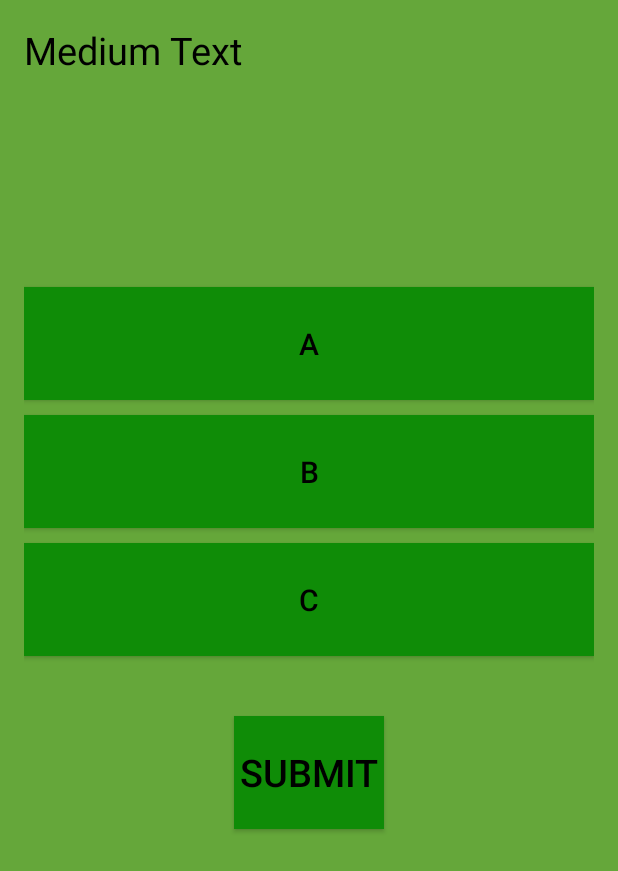
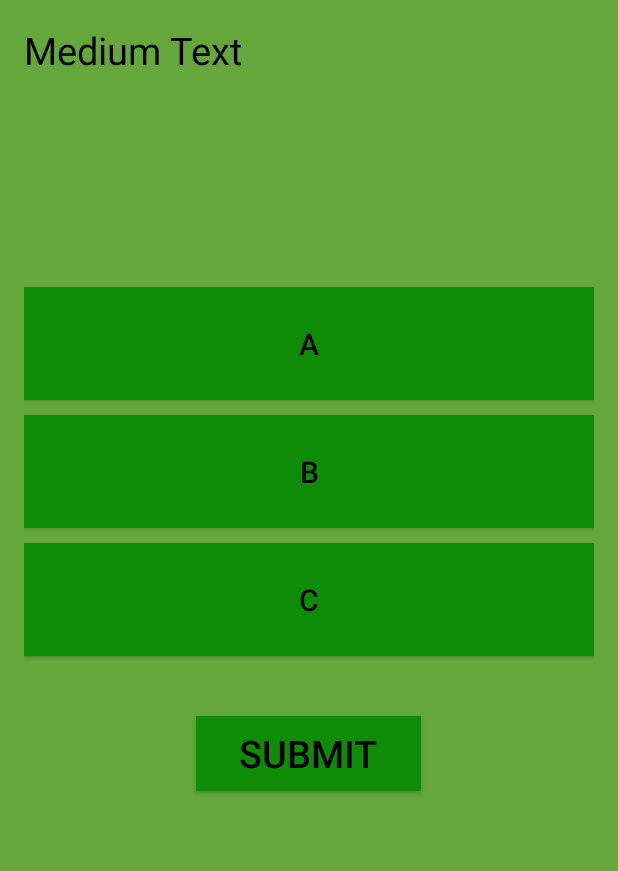
Before and after one commit to LHagendoorn/wePresent, an Android app: the QuizView screen opened directly, with no data from a screen before it, on a phone screen of 412 x 824 dp. Shown: the top 871 px of the screen. Run offline under Robolectric (Android 15) with nearby library versions, the phone set to English and light mode, and no system bars.

Commit message:
EN nog meer dingen

```diff
--- a/Project/app/src/main/res/layout/activity_quiz_view.xml
+++ b/Project/app/src/main/res/layout/activity_quiz_view.xml
@@ -60,8 +60,8 @@
         android:onClick="pressed"/>
 
     <Button
-        android:layout_width="100dp"
-        android:layout_height="75dp"
+        android:layout_width="150dp"
+        android:layout_height="50dp"
         android:text="Submit"
         android:id="@+id/optionD"
         android:background="#ff0f8c07"
```
